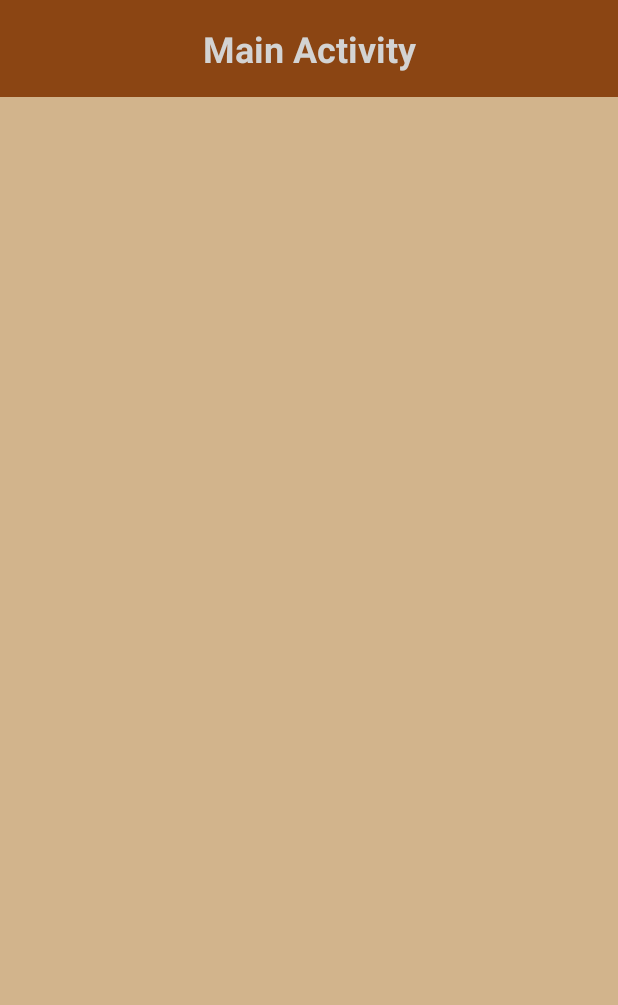
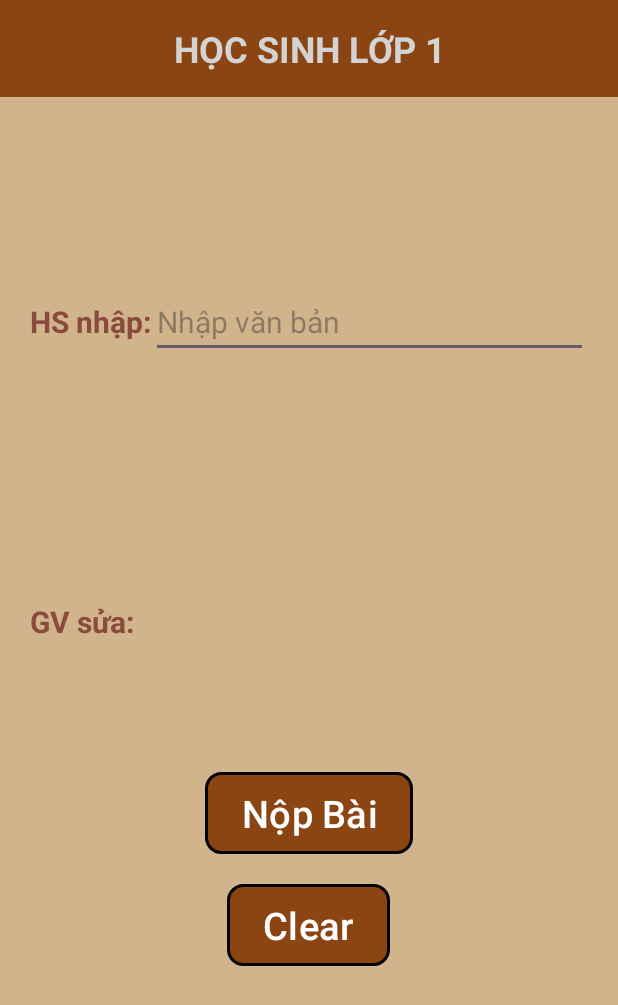
Before and after one commit to DuyManh122/Mobile-Application-Development, an Android app: the screen it shows after launch (MainActivity), on a phone screen of 412 x 824 dp. Shown: the top 1005 px of the screen. Run offline under Robolectric (Android 15) with nearby library versions, the phone set to English and light mode, and no system bars.

Commit message:
Create xml files for 2 activity:
- MainActivity:
	A EditText where the student can input text.
	A Submit button for senting student input to teacher (Secondary Activity).
	A Clear button for clearing input text.
	A TextView where the teacher's corrections will be displayed.
- SecondaryActivity:
	A EditText where the student's text can be modified by the teacher.
	A Change button for submiting the teacher's change to student.
	A Restore button for setting the EditText's text is the initial student's text.

```diff
--- /dev/null
+++ b/AndroidApp/app/src/main/res/drawable/rectangle_button.xml
@@ -0,0 +1,11 @@
+<shape xmlns:android="http://schemas.android.com/apk/res/android"
+    android:shape="rectangle">
+
+    <solid android:color="#8B4513" />
+
+    <stroke
+        android:width="2dp"
+        android:color="@android:color/black" />
+    <corners android:radius="10dp"/>
+
+</shape>
--- a/AndroidApp/app/src/main/res/layout/activity_main.xml
+++ b/AndroidApp/app/src/main/res/layout/activity_main.xml
@@ -12,11 +12,96 @@
         android:layout_width="match_parent"
         android:layout_height="wrap_content"
         android:gravity="center"
-        android:text="Main Activity"
+        android:text="HỌC SINH LỚP 1"
         android:textSize="24sp"
         android:textStyle="bold"
         android:padding="16dp"
         android:textColor="#D3D3D3"
         android:background="#8B4513"/>
 
+    <LinearLayout
+        android:layout_width="match_parent"
+        android:layout_height="200dp"
+        android:orientation="horizontal"
+        android:padding="20dp"
+        android:layout_marginTop="50dp">
+
+        <TextView
+            android:layout_width="wrap_content"
+            android:layout_height="wrap_content"
+            android:text="HS nhập:"
+            android:textSize="20sp"
+            android:textStyle="bold"
+            android:textColor="#8A4B3F"
+            android:layout_gravity="center_vertical">
+        </TextView>
+
+
+        <EditText
+            android:id="@+id/StudentText"
+            android:layout_width="match_parent"
+            android:layout_height="wrap_content"
+            android:hint="Nhập văn bản"
+            android:textSize="20sp"
+            android:layout_gravity="center_vertical">
+        </EditText>
+    </LinearLayout>
+
+    <LinearLayout
+        android:layout_width="match_parent"
+        android:layout_height="200dp"
+        android:orientation="horizontal"
+        android:padding="20dp">
+
+        <TextView
+            android:layout_width="wrap_content"
+            android:layout_height="wrap_content"
+            android:text="GV sửa:"
+            android:textSize="20sp"
+            android:textStyle="bold"
+            android:textColor="#8A4B3F"
+            android:layout_gravity="center_vertical">
+        </TextView>
+
+
+        <TextView
+            android:id="@+id/TeacherText"
+            android:layout_width="match_parent"
+            android:layout_height="wrap_content"
+            android:textSize="20sp"
+            android:layout_gravity="center_vertical">
+        </TextView>
+    </LinearLayout>
+
+    <LinearLayout
+        android:layout_width="wrap_content"
+        android:layout_height="wrap_content"
+        android:background="@drawable/rectangle_button"
+        android:layout_gravity="center">
+        <Button
+            android:id="@+id/StudentSubmit"
+            android:layout_width="wrap_content"
+            android:layout_height="wrap_content"
+            android:layout_gravity="center_horizontal"
+            android:background="@android:color/transparent"
+            android:text="Nộp Bài"
+            android:textSize="25sp" />
+    </LinearLayout>
+
+    <LinearLayout
+        android:layout_width="wrap_content"
+        android:layout_height="wrap_content"
+        android:background="@drawable/rectangle_button"
+        android:layout_marginTop="20dp"
+        android:layout_gravity="center">
+        <Button
+            android:id="@+id/StudentClearText"
+            android:layout_width="wrap_content"
+            android:layout_height="wrap_content"
+            android:text="Clear"
+            android:textSize="25sp"
+            android:background="@android:color/transparent"
+            android:layout_gravity="center_horizontal"/>
+    </LinearLayout>
+
 </LinearLayout>
```
Also changed, not shown: AndroidApp/app/src/main/res/layout/activity_secondary.xml (+53 -1 lines).
